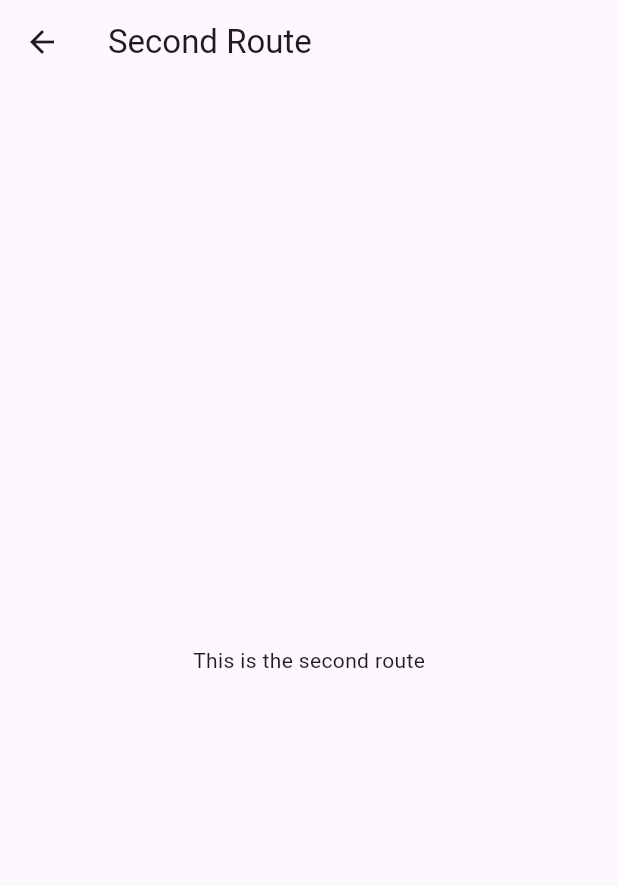
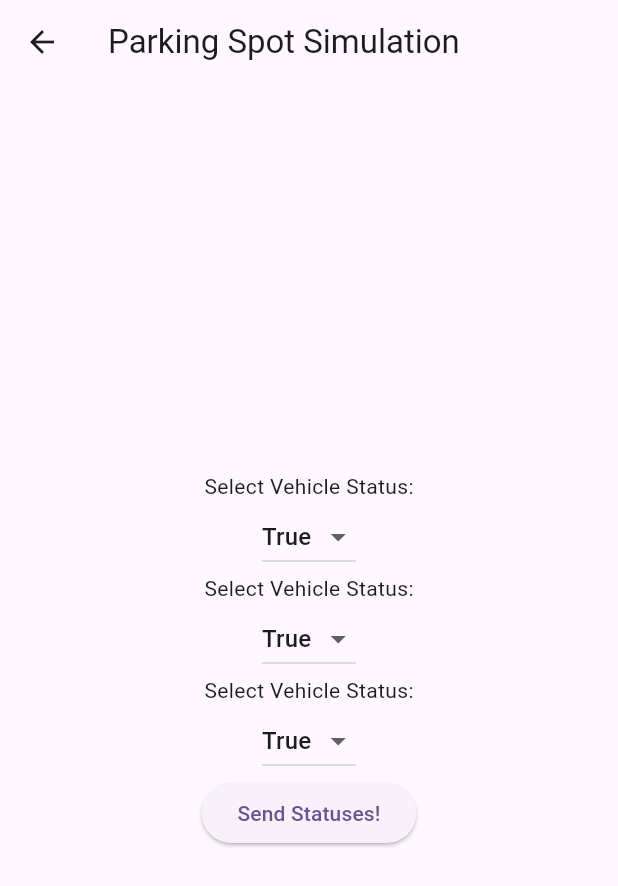
Before and after one commit to SanicVenture/DT01-Parking-Information-and-Supervision-System, a Flutter app: the SecondRoute screen opened directly, on a phone screen of 412 x 824 dp. Shown: the top 886 px of the screen. Run offline on Flutter 3.47's test engine with Material 3 defaults, Android fonts, the phone set to English and light mode, and no system bars; network calls fail.

Commit message:
Added a frontend way to add a premade PSFinal variable

```diff
--- a/application/maintenanceapplication/maintenanceapplication/lib/httpmanager.dart
+++ b/application/maintenanceapplication/maintenanceapplication/lib/httpmanager.dart
@@ -55,20 +55,20 @@ Future<void> createNewParkingSpace() async {
   }
 }
 
-// Future<void> createNewPSFinal() async {
-//   final response = await http.post(
-//     Uri.parse('https://localhost:7288/api/pstotalresultsitems'),
-//     headers: <String, String>{
-//       'Content-Type': 'application/json; charset=UTF-8',
-//     },
-//     body: jsonEncode(<String, dynamic>{
-//       'floor': 5,
-//       'occupied': false,
-//       'maintenanceAlert': false
-//     }),
-//   );
+Future<void> createNewPSFinal(String vehicle, String objectinspace, String parkingspaceobstructed) async {
+  final response = await http.post(
+    Uri.parse('https://localhost:7288/api/pstotalresultsitems'),
+    headers: <String, String>{
+      'Content-Type': 'application/json; charset=UTF-8',
+    },
+    body: jsonEncode(<String, dynamic>{
+      'vehicle': vehicle == 'True' ? true : false,
+      'objectinspot': objectinspace == 'True' ? true : false,
+      'parkingspaceobstructed': parkingspaceobstructed == 'True' ? true : false,
+    }),
+  );
 
-//   if (response.statusCode != 201) {
-//     throw Exception('Failed to send maintenance alert');
-//   }
-// }
+  if (response.statusCode != 201) {
+    throw Exception('Failed to send maintenance alert');
+  }
+}
--- a/application/maintenanceapplication/maintenanceapplication/lib/main.dart
+++ b/application/maintenanceapplication/maintenanceapplication/lib/main.dart
@@ -36,58 +36,93 @@ class MyApp extends StatelessWidget {
   }
 }
 
-class SecondRoute extends StatelessWidget {
-  const SecondRoute({super.key});
+class SecondRoute extends StatefulWidget {
+  SecondRoute({super.key});
+
+  @override
+  State<StatefulWidget> createState() => _SecondRouteState();
+}
+
+class _SecondRouteState extends State<SecondRoute> {
+
+  final List<String> trueOrFalse = ['True', 'False'];
+
+  String? selectedvalue1 = 'True';
+  String? selectedvalue2 = 'True';
+  String? selectedvalue3 = 'True';
+
 
   @override
   Widget build(BuildContext context) {
     return Scaffold(
       appBar: AppBar(
-        title: const Text('Second Route'),
+        title: const Text('Parking Spot Simulation'),
       ),
-      body: const Center(
-        child: Text('This is the second route'),
+      body: Center(
+        child: Column(
+          mainAxisAlignment: MainAxisAlignment.center,
+          children: <Widget>[
+            Text('Select Vehicle Status:'),
+            DropdownButton<String>(
+              value: selectedvalue1,
+              items: trueOrFalse.map((String value) {
+                return DropdownMenuItem<String>(
+                  value: value,
+                  child: Text(value),
+                );
+              }).toList(),
+              onChanged: (newValue) {
+                setState(() {
+                  selectedvalue1 = newValue;
+                });
+              },
+            ),
+            Text('Select Vehicle Status:'),
+            DropdownButton<String>(
+              value: selectedvalue2,
+              items: trueOrFalse.map((String value) {
+                return DropdownMenuItem<String>(
+                  value: value,
+                  child: Text(value),
+                );
+              }).toList(),
+              onChanged: (newValue) {
+                setState(() {
+                  selectedvalue2 = newValue;
+                });
+              },
+            ),
+            Text('Select Vehicle Status:'),
+            DropdownButton<String>(
+              value: selectedvalue3,
+              items: trueOrFalse.map((String value) {
+                return DropdownMenuItem<String>(
+                  value: value,
+                  child: Text(value),
+                );
+              }).toList(),
+              onChanged: (newValue) {
+                setState(() {
+                  selectedvalue3 = newValue;
+                });
+              },
+            ),
+            ElevatedButton(
+              onPressed: () {
+                createNewPSFinal(
+                  selectedvalue1 ?? 'False',
+                  selectedvalue2 ?? 'False',
+                  selectedvalue3 ?? 'False'
+                );
+              },
+              child: const Text('Send Statuses!'),
+            ),
+          ],
+        )
       ),
     );
   }
 }
-
-abstract class ListItem {
-
-  Widget buildTitle(BuildContext context);
-
-  Widget buildSubtitle(BuildContext context);
-
-}
-
-class HeadingItem implements ListItem {
-  final String heading;
-
-  HeadingItem(this.heading);
-
-  @override
-  Widget buildTitle(BuildContext context) {
-    return Text(heading, style: Theme.of(context).textTheme.headlineSmall);
-  }
-
-  @override
-  Widget buildSubtitle(BuildContext context) => const SizedBox.shrink();
-}
-
-class MessageItem implements ListItem {
-  final String sender;
-  final String body;
-
-  MessageItem(this.sender, this.body);
-
-  @override
-  Widget buildTitle(BuildContext context) => Text(sender);
-
-  @override
-  Widget buildSubtitle(BuildContext context) => Text(body);
-}
-
-
 
 class MyHomePage extends StatefulWidget {
   const MyHomePage({super.key, required this.title});
@@ -176,7 +211,7 @@ class _MyHomePageState extends State<MyHomePage> {
               title: const Text('Subsystem Demo Menu'),
               onTap: () {
                 Navigator.push(context,
-                  MaterialPageRoute(builder: (context) => const SecondRoute()),
+                  MaterialPageRoute(builder: (context) => SecondRoute()),
                 );
               },
             ),
```
Also changed, not shown: 6 other files.
